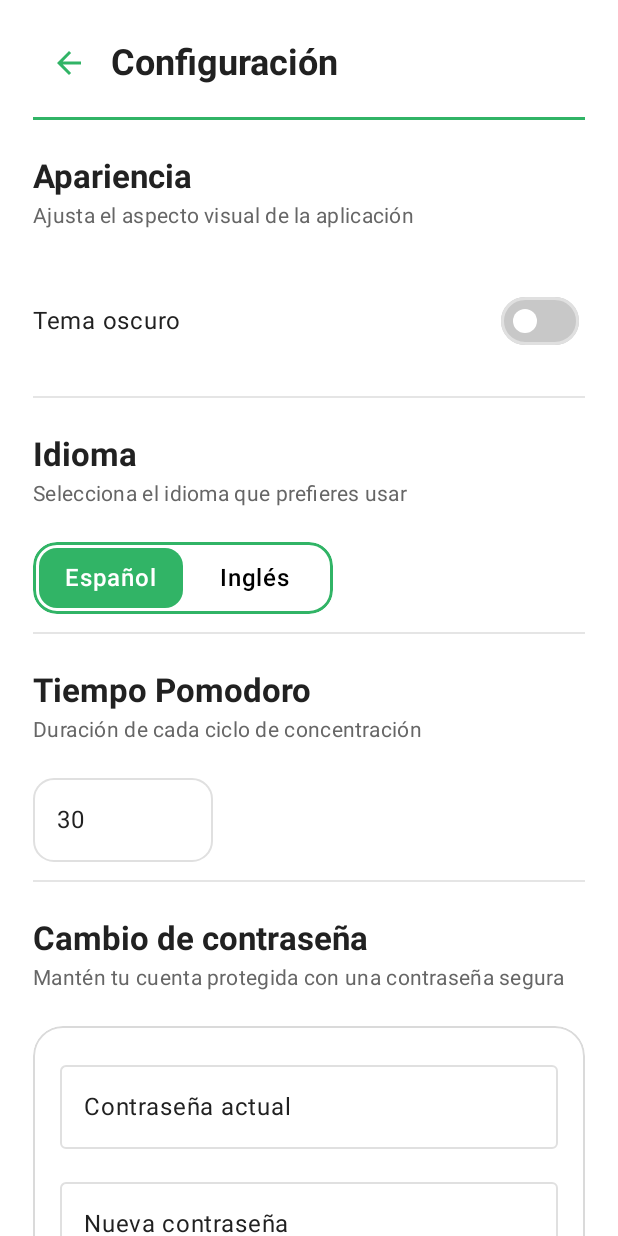
After one commit to jdfm504/TareaFlow, an Android app built with Jetpack Compose: the SettingsScreen screen opened through its navigation route, on a phone screen of 412 x 824 dp. The commit adds this screen. Run offline under Robolectric (Android 15) with nearby library versions, the phone set to English and light mode, and no system bars; our stand-ins replace Firebase (no records; nobody signed in at launch, a user with empty details on screens opened directly), accompanist.

Commit message:
Creada pantalla settings y modificado que los iconos de la barra sean blancos o negros segun el color de la pantalla

```diff
--- a/app/build.gradle.kts
+++ b/app/build.gradle.kts
@@ -64,7 +64,7 @@ dependencies {
 
     implementation("androidx.compose.foundation:foundation")
     implementation("androidx.compose.animation:animation")
-
+    implementation("com.google.accompanist:accompanist-systemuicontroller:0.31.5-beta")
 
     testImplementation(libs.junit)
 
--- a/app/src/main/java/com/campusdigitalfp/tareaflow/ui/screens/Navigation.kt
+++ b/app/src/main/java/com/campusdigitalfp/tareaflow/ui/screens/Navigation.kt
@@ -17,6 +17,7 @@ import com.campusdigitalfp.tareaflow.ui.screens.home.TaskEditScreen
 import com.campusdigitalfp.tareaflow.ui.screens.login.OnboardingScreen
 import com.campusdigitalfp.tareaflow.viewmodel.AuthViewModel
 import com.campusdigitalfp.tareaflow.viewmodel.TaskViewModel
+import com.campusdigitalfp.tareaflow.ui.screens.settings.SettingsScreen
 import kotlinx.coroutines.tasks.await
 
 @Composable
@@ -112,5 +113,10 @@ fun TareaFlowNavHost(
         composable("about") {
             AboutScreen(navController)
         }
+
+        composable("settings") {
+            SettingsScreen(navController)
+        }
+
     }
 }
--- a/app/src/main/java/com/campusdigitalfp/tareaflow/ui/screens/about/AboutScreen.kt
+++ b/app/src/main/java/com/campusdigitalfp/tareaflow/ui/screens/about/AboutScreen.kt
@@ -14,8 +14,10 @@ import androidx.compose.material.icons.filled.Email
 import androidx.compose.material.icons.filled.Public
 import androidx.compose.material3.*
 import androidx.compose.runtime.Composable
+import androidx.compose.runtime.SideEffect
 import androidx.compose.ui.Alignment
 import androidx.compose.ui.Modifier
+import androidx.compose.ui.graphics.Color
 import androidx.compose.ui.platform.LocalContext
 import androidx.compose.ui.res.stringResource
 import androidx.compose.ui.text.font.FontWeight
@@ -24,11 +26,20 @@ import androidx.compose.ui.unit.dp
 import androidx.compose.ui.unit.sp
 import androidx.navigation.NavController
 import com.campusdigitalfp.tareaflow.R
+import com.google.accompanist.systemuicontroller.rememberSystemUiController
 
 @OptIn(ExperimentalMaterial3Api::class)
 @Composable
 fun AboutScreen(navController: NavController) {
     val context = LocalContext.current
+    val systemUiController = rememberSystemUiController()
+
+    SideEffect {
+        systemUiController.setStatusBarColor(
+            color = Color.White,
+            darkIcons = true
+        )
+    }
 
     Scaffold(
         topBar = {
--- a/app/src/main/java/com/campusdigitalfp/tareaflow/ui/screens/home/HomeScreen.kt
+++ b/app/src/main/java/com/campusdigitalfp/tareaflow/ui/screens/home/HomeScreen.kt
@@ -185,10 +185,6 @@ fun HomeScreen(
     val snackbarHostState = remember { SnackbarHostState() }
     val coroutineScope = rememberCoroutineScope()
 
-    // Variables para agrupar completadas y pendientes
-    var showPending by remember { mutableStateOf(true) }
-    var showCompleted by remember { mutableStateOf(false) }
-
     val isAnonymous = FirebaseAuth.getInstance().currentUser?.isAnonymous == true
 
     Scaffold(
@@ -279,7 +275,7 @@ fun HomeScreen(
                                 text = { Text(stringResource(R.string.menu_settings)) },
                                 onClick = {
                                     menuExpanded = false
-                                    onGoToSettings()
+                                    navController.navigate("settings")
                                 }
                             )
                             DropdownMenuItem(
--- a/app/src/main/java/com/campusdigitalfp/tareaflow/ui/screens/home/TaskEditScreen.kt
+++ b/app/src/main/java/com/campusdigitalfp/tareaflow/ui/screens/home/TaskEditScreen.kt
@@ -8,6 +8,7 @@ import androidx.compose.runtime.*
 import androidx.compose.runtime.saveable.rememberSaveable
 import androidx.compose.ui.Alignment
 import androidx.compose.ui.Modifier
+import androidx.compose.ui.graphics.Color
 import androidx.compose.ui.res.stringResource
 import androidx.compose.ui.text.font.FontWeight
 import androidx.compose.ui.text.input.KeyboardType
@@ -19,6 +20,7 @@ import androidx.navigation.NavController
 import com.campusdigitalfp.tareaflow.data.model.Task
 import com.campusdigitalfp.tareaflow.viewmodel.TaskViewModel
 import com.campusdigitalfp.tareaflow.R
+import com.google.accompanist.systemuicontroller.rememberSystemUiController
 
 @OptIn(ExperimentalMaterial3Api::class)
 @Composable
@@ -40,6 +42,15 @@ fun TaskEditScreen(
 
     // Flag para saber cuándo ya podemos mostrar los TextFields sin “saltos”
     var initialized by rememberSaveable(taskId) { mutableStateOf(false) }
+
+    val systemUiController = rememberSystemUiController()
+
+    SideEffect {
+        systemUiController.setStatusBarColor(
+            color = Color.White,
+            darkIcons = true
+        )
+    }
 
     // Este bloque sincroniza los datos cuando Firestore entrega la tarea
     LaunchedEffect(isEditing, existingTask?.id) {
--- a/app/src/main/java/com/campusdigitalfp/tareaflow/ui/screens/login/LoginScreen.kt
+++ b/app/src/main/java/com/campusdigitalfp/tareaflow/ui/screens/login/LoginScreen.kt
@@ -26,6 +26,7 @@ import com.campusdigitalfp.tareaflow.viewmodel.AuthUiState
 import com.campusdigitalfp.tareaflow.viewmodel.AuthViewModel
 import com.campusdigitalfp.tareaflow.R
 import com.campusdigitalfp.tareaflow.ui.theme.GreenPrimary
+import com.google.accompanist.systemuicontroller.rememberSystemUiController
 import kotlinx.coroutines.delay
 import kotlinx.coroutines.launch
 
@@ -46,6 +47,14 @@ fun LoginScreen(
     val context = LocalContext.current
     var isSendingReset by remember { mutableStateOf(false) }
     val coroutineScope = rememberCoroutineScope()
+    val systemUiController = rememberSystemUiController()
+
+    SideEffect {
+        systemUiController.setStatusBarColor(
+            color = Color.White,
+            darkIcons = true
+        )
+    }
 
     // Validación de email y password
     fun validate(): Boolean {
--- a/app/src/main/java/com/campusdigitalfp/tareaflow/ui/screens/login/OnBoardingScreen.kt
+++ b/app/src/main/java/com/campusdigitalfp/tareaflow/ui/screens/login/OnBoardingScreen.kt
@@ -24,6 +24,7 @@ import androidx.compose.ui.res.stringResource
 import com.campusdigitalfp.tareaflow.R
 import com.campusdigitalfp.tareaflow.ui.theme.GreenLight
 import com.campusdigitalfp.tareaflow.ui.theme.GreenPrimary
+import com.google.accompanist.systemuicontroller.rememberSystemUiController
 
 @Composable
 fun OnboardingScreen(
@@ -33,6 +34,14 @@ fun OnboardingScreen(
     val heroFraction = 0.7f // controla la altura de la zona verde
     val config = LocalConfiguration.current
     val screenH = config.screenHeightDp.dp
+    val systemUiController = rememberSystemUiController()
+
+    SideEffect {
+        systemUiController.setStatusBarColor(
+            color = Color.White,
+            darkIcons = true
+        )
+    }
 
     Box(
         modifier = Modifier
--- a/app/src/main/java/com/campusdigitalfp/tareaflow/ui/screens/register/RegisterScreen.kt
+++ b/app/src/main/java/com/campusdigitalfp/tareaflow/ui/screens/register/RegisterScreen.kt
@@ -24,6 +24,7 @@ import com.campusdigitalfp.tareaflow.viewmodel.AuthUiState
 import com.campusdigitalfp.tareaflow.viewmodel.AuthViewModel
 import java.util.regex.Pattern
 import com.campusdigitalfp.tareaflow.R
+import com.google.accompanist.systemuicontroller.rememberSystemUiController
 
 @Composable
 fun RegisterScreen(
@@ -34,6 +35,14 @@ fun RegisterScreen(
     val uiState by viewModel.state.collectAsState()
 
     val context = LocalContext.current
+    val systemUiController = rememberSystemUiController()
+
+    SideEffect {
+        systemUiController.setStatusBarColor(
+            color = Color.White,
+            darkIcons = true
+        )
+    }
 
     LaunchedEffect(uiState) {
         when (uiState) {
--- /dev/null
+++ b/app/src/main/java/com/campusdigitalfp/tareaflow/ui/screens/settings/SettingsScreen.kt
@@ -0,0 +1,349 @@
+package com.campusdigitalfp.tareaflow.ui.screens.settings
+
+import androidx.compose.foundation.background
+import androidx.compose.foundation.border
+import androidx.compose.foundation.clickable
+import androidx.compose.foundation.layout.*
+import androidx.compose.foundation.rememberScrollState
+import androidx.compose.foundation.text.KeyboardOptions
+import androidx.compose.material3.*
+import androidx.compose.runtime.*
+import androidx.compose.ui.Alignment
+import androidx.compose.ui.Modifier
+import androidx.compose.ui.graphics.Color
+import androidx.compose.ui.text.font.FontWeight
+import androidx.compose.ui.text.input.KeyboardType
+import androidx.compose.ui.unit.dp
+import androidx.compose.ui.unit.sp
+import androidx.navigation.NavController
+import androidx.compose.foundation.shape.RoundedCornerShape
+import androidx.compose.foundation.verticalScroll
+import androidx.compose.material.icons.Icons
+import androidx.compose.material.icons.automirrored.filled.ArrowBack
+import androidx.compose.runtime.saveable.rememberSaveable
+import androidx.compose.ui.draw.clip
+import com.google.accompanist.systemuicontroller.rememberSystemUiController
+import com.campusdigitalfp.tareaflow.ui.theme.GreenPrimary
+
+@Composable
+fun SettingsScreen(
+    navController: NavController
+) {
+    var isDarkTheme by rememberSaveable { mutableStateOf(false) }
+    var selectedLanguage by rememberSaveable { mutableStateOf("es") }
+    var pomodoroTime by rememberSaveable { mutableStateOf("30") }
+
+    var currentPassword by rememberSaveable { mutableStateOf("") }
+    var newPassword by rememberSaveable { mutableStateOf("") }
+    var repeatPassword by rememberSaveable { mutableStateOf("") }
+
+    var showDeleteDialog by rememberSaveable { mutableStateOf(false) }
+    val systemUiController = rememberSystemUiController()
+    SideEffect {
+        systemUiController.setStatusBarColor(
+            color = Color.White,
+            darkIcons = true
+        )
+    }
+
+    Column(
+        modifier = Modifier
+            .fillMaxSize()
+            .verticalScroll(rememberScrollState())
+            .background(Color.White)
+            .padding(horizontal = 22.dp, vertical = 18.dp)
+    ) {
+
+        // ------------------ TITULO ------------------
+        Row(
+            verticalAlignment = Alignment.CenterVertically,
+            modifier = Modifier
+                .fillMaxWidth()
+                .padding(bottom = 12.dp)
+        ) {
+            IconButton(onClick = { navController.popBackStack() }) {
+                Icon(
+                    imageVector = Icons.AutoMirrored.Filled.ArrowBack,
+                    contentDescription = "Volver",
+                    tint = GreenPrimary
+                )
+            }
+
+            Text(
+                text = "Configuración",
+                style = MaterialTheme.typography.headlineSmall.copy(fontWeight = FontWeight.Bold),
+                modifier = Modifier.padding(start = 4.dp)
+            )
+        }
+
+        Divider(
+            color = MaterialTheme.colorScheme.primary,
+            thickness = 2.dp,
+            modifier = Modifier
+                .fillMaxWidth()
+                .padding(bottom = 24.dp)
+        )
+
+        // ======================= APARIENCIA =======================
+        SectionHeader(
+            title = "Apariencia",
+            description = "Ajusta el aspecto visual de la aplicación"
+        )
+
+        SimpleRow(
+            title = "Tema oscuro",
+            trailing = {
+                ModernSwitch(
+                    checked = isDarkTheme,
+                    onCheckedChange = { isDarkTheme = it }
+                )
+            }
+        )
+
+        SoftDivider()
+
+        // ======================= IDIOMA =======================
+        SectionHeader(
+            title = "Idioma",
+            description = "Selecciona el idioma que prefieres usar"
+        )
+
+        LanguageSegmentedControl(
+            selected = selectedLanguage,
+            onSelect = { selectedLanguage = it },
+        )
+
+        SoftDivider()
+
+        // ======================= POMODORO =======================
+        SectionHeader(
+            title = "Tiempo Pomodoro",
+            description = "Duración de cada ciclo de concentración"
+        )
+
+        OutlinedTextField(
+            value = pomodoroTime,
+            onValueChange = {
+                if (it.all(Char::isDigit)) pomodoroTime = it
+            },
+            singleLine = true,
+            modifier = Modifier.width(120.dp),
+            shape = RoundedCornerShape(14.dp),
+            keyboardOptions = KeyboardOptions(keyboardType = KeyboardType.Number)
+        )
+
+        SoftDivider()
+
+        // ======================= CONTRASEÑA =======================
+        SectionHeader(
+            title = "Cambio de contraseña",
+            description = "Mantén tu cuenta protegida con una contraseña segura"
+        )
+
+        Column(
+            modifier = Modifier
+                .fillMaxWidth()
+                .clip(RoundedCornerShape(20.dp))
+                .border(1.dp, Color(0xFFDADADA), RoundedCornerShape(20.dp))
+                .padding(18.dp)
+        ) {
+            OutlinedTextField(
+                value = currentPassword,
+                onValueChange = { currentPassword = it },
+                label = { Text("Contraseña actual") },
+                modifier = Modifier.fillMaxWidth(),
+                singleLine = true
+            )
+
+            Spacer(Modifier.height(14.dp))
+
+            OutlinedTextField(
+                value = newPassword,
+                onValueChange = { newPassword = it },
+                label = { Text("Nueva contraseña") },
+                modifier = Modifier.fillMaxWidth(),
+                singleLine = true
+            )
+
+            Spacer(Modifier.height(14.dp))
+
+            OutlinedTextField(
+                value = repeatPassword,
+                onValueChange = { repeatPassword = it },
+                label = { Text("Repite la contraseña") },
+                modifier = Modifier.fillMaxWidth(),
+                singleLine = true
+            )
+        }
+
+        Spacer(Modifier.height(40.dp))
+
+        // ======================= BOTÓN BORRAR CUENTA =======================
+        Button(
+            onClick = { showDeleteDialog = true },
+            colors = ButtonDefaults.buttonColors(
+                containerColor = Color(0xFFE53935),
+                contentColor = Color.White
+            ),
+            modifier = Modifier
+                .fillMaxWidth()
+                .height(56.dp),
+            shape = RoundedCornerShape(18.dp)
+        ) {
+            Text("Borrar cuenta", fontSize = 18.sp, fontWeight = FontWeight.SemiBold)
+        }
+
+        Spacer(Modifier.height(60.dp))
+
+    }
+
+    // ------------------ DIALOGO ------------------
+    if (showDeleteDialog) {
+        AlertDialog(
+            onDismissRequest = { showDeleteDialog = false },
+            title = { Text("¿Eliminar cuenta?") },
+            text = { Text("Esta acción es irreversible. ¿Quieres continuar?") },
+            confirmButton = {
+                TextButton(
+                    onClick = { showDeleteDialog = false }
+                ) {
+                    Text("Sí, eliminar", color = Color(0xFFE53935))
+                }
+            },
+            dismissButton = {
+                TextButton(onClick = { showDeleteDialog = false }) {
+                    Text("Cancelar")
+                }
+            }
+        )
+    }
+}
+
+
+// ======================= COMPONENTES =======================
+
+@Composable
+fun SectionHeader(title: String, description: String) {
+    Column(
+        modifier = Modifier.padding(bottom = 12.dp)
+    ) {
+        Text(
+            text = title,
+            style = MaterialTheme.typography.titleLarge.copy(fontWeight = FontWeight.Bold),
+            modifier = Modifier.padding(bottom = 2.dp)
+        )
+
+        Text(
+            text = description,
+            style = MaterialTheme.typography.bodyMedium.copy(color = Color(0xFF666666)),
+            modifier = Modifier.padding(bottom = 10.dp)
+        )
+    }
+}
+
+@Composable
+fun SimpleRow(
+    title: String,
+    trailing: @Composable () -> Unit
+) {
+    Row(
+        modifier = Modifier
+            .fillMaxWidth()
+            .padding(vertical = 14.dp),
+        verticalAlignment = Alignment.CenterVertically
+    ) {
+        Text(
+            text = title,
+            style = MaterialTheme.typography.bodyLarge,
+            modifier = Modifier.weight(1f)
+        )
+
+        Box(
+            modifier = Modifier.padding(end = 4.dp)
+        ) {
+            trailing()
+        }
+    }
+}
+
+@Composable
+fun SoftDivider() {
+    Divider(
+        color = Color(0xFFE5E5E5),
+        thickness = 1.dp,
+        modifier = Modifier
+            .fillMaxWidth()
+            .padding(top = 12.dp, bottom = 24.dp)
+    )
+}
+
+@Composable
+fun ModernSwitch(
+    checked: Boolean,
+    onCheckedChange: (Boolean) -> Unit
+) {
+    val switchColors = SwitchDefaults.colors(
+        checkedThumbColor = Color.White,
+        checkedTrackColor = MaterialTheme.colorScheme.primary,
+        uncheckedThumbColor = Color.White,
+        uncheckedTrackColor = Color(0xFFC8C8C8)
+    )
+
+    Switch(
+        checked = checked,
+        onCheckedChange = onCheckedChange,
+        colors = switchColors
+    )
+}
+@Composable
+fun LanguageSegmentedControl(
+    selected: String,
+    onSelect: (String) -> Unit
+) {
+    val selectedColor = MaterialTheme.colorScheme.primary
+    val unselectedColor = Color.White
+
+    Row(
+        modifier = Modifier
+            .width(200.dp)
+            .clip(RoundedCornerShape(16.dp))
+            .border(2.dp, selectedColor, RoundedCornerShape(16.dp))
+            .padding(4.dp)
+            .height(40.dp)
+    ) {
+
+        // Español
+        Box(
+            modifier = Modifier
+                .weight(1f)
+                .clip(RoundedCornerShape(12.dp))
+                .background(if (selected == "es") selectedColor else unselectedColor)
+                .clickable { onSelect("es") }
+                .padding(vertical = 8.dp),
+            contentAlignment = Alignment.Center
+        ) {
+            Text(
+                "Español",
+                color = if (selected == "es") Color.White else Color.Black,
+                fontWeight = FontWeight.Medium
+            )
+        }
+
+        // Inglés
+        Box(
+            modifier = Modifier
+                .weight(1f)
+                .clip(RoundedCornerShape(12.dp))
+                .background(if (selected == "en") selectedColor else unselectedColor)
+                .clickable { onSelect("en") }
+                .padding(vertical = 8.dp),
+            contentAlignment = Alignment.Center
+        ) {
+            Text(
+                "Inglés",
+                color = if (selected == "en") Color.White else Color.Black,
+                fontWeight = FontWeight.Medium
+            )
+        }
+    }
+}
```
